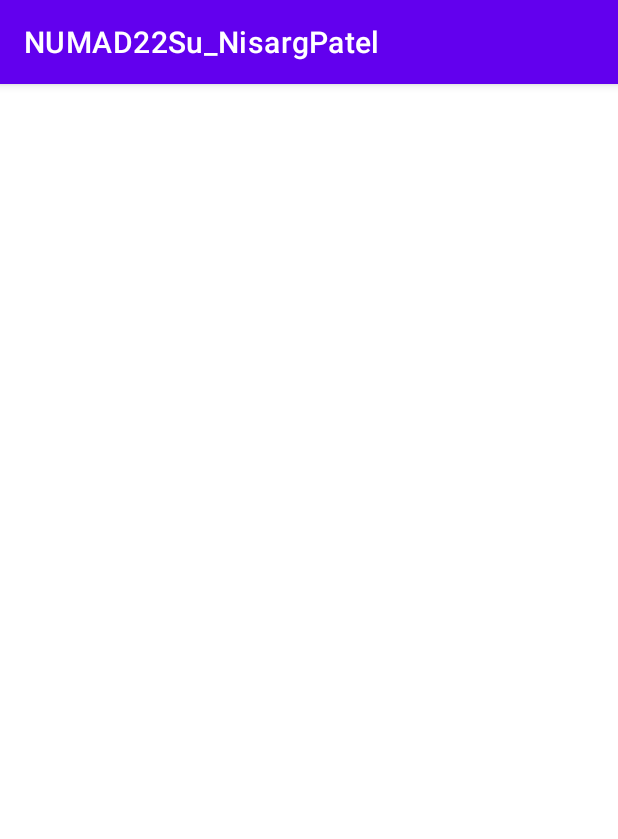
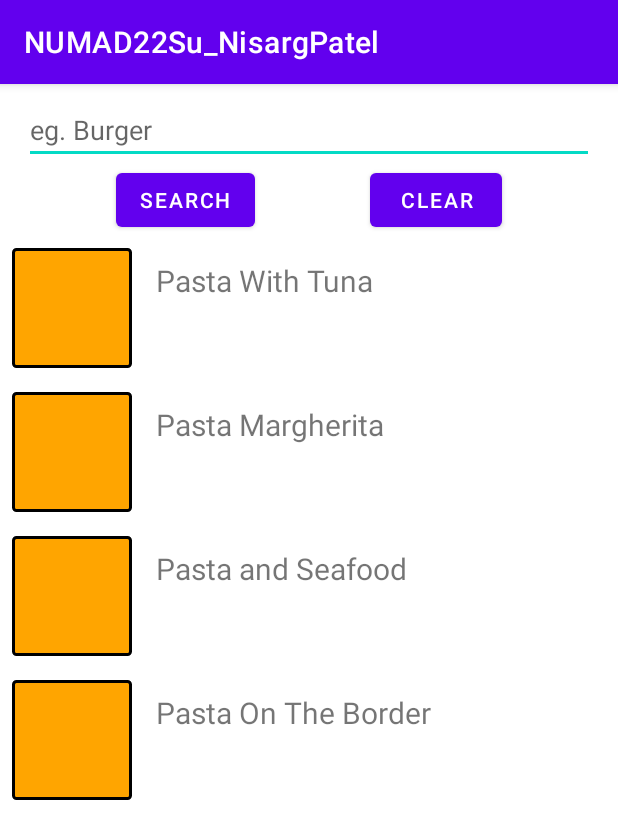
Before and after one commit to Nisarg-Pat/CS5520-Android-Special-Assignments, an Android app: the AtYourService screen opened directly, with no data from a screen before it, on a phone screen of 412 x 824 dp. Shown: the top 839 px of the screen. Run offline under Robolectric (Android 15) with nearby library versions, the phone set to English and light mode, and no system bars.

Commit message:
Week-7: Added RecyclerView for Food Items

```diff
--- a/app/src/main/AndroidManifest.xml
+++ b/app/src/main/AndroidManifest.xml
@@ -1,6 +1,8 @@
 <?xml version="1.0" encoding="utf-8"?>
 <manifest xmlns:android="http://schemas.android.com/apk/res/android"
     package="com.cs5520.assignments.numad22su_nisargpatel">
+
+    <uses-permission android:name="android.permission.INTERNET"/>
 
     <application
         android:allowBackup="true"
--- a/app/src/main/java/com/cs5520/assignments/numad22su_nisargpatel/AtYourService.java
+++ b/app/src/main/java/com/cs5520/assignments/numad22su_nisargpatel/AtYourService.java
@@ -1,14 +1,42 @@
 package com.cs5520.assignments.numad22su_nisargpatel;
 
 import androidx.appcompat.app.AppCompatActivity;
+import androidx.recyclerview.widget.LinearLayoutManager;
+import androidx.recyclerview.widget.RecyclerView;
 
 import android.os.Bundle;
+import android.widget.Button;
+import android.widget.EditText;
+
+import java.util.ArrayList;
+import java.util.List;
 
 public class AtYourService extends AppCompatActivity {
+    EditText aysEditText;
+    RecyclerView aysRecyclerView;
+    Button aysSearch, aysClear;
+
 
     @Override
     protected void onCreate(Bundle savedInstanceState) {
         super.onCreate(savedInstanceState);
         setContentView(R.layout.activity_at_your_service);
+        aysEditText = findViewById(R.id.ays_query_et);
+        aysSearch = findViewById(R.id.ays_search_btn);
+        aysClear = findViewById(R.id.ays_clear_btn);
+        aysRecyclerView = findViewById(R.id.ays_recycler_view);
+
+        aysRecyclerView.setLayoutManager(new LinearLayoutManager(this));
+        aysRecyclerView.setAdapter(new AtYourServiceAdaptor(this, generateFoodItems()));
+    }
+
+    public List<FoodItem> generateFoodItems() {
+        //Temporary List
+        List<FoodItem> foodItemList = new ArrayList<>();
+        foodItemList.add(new FoodItem("654959","Pasta With Tuna","https://spoonacular.com/recipeImages/654959-312x231.jpg"));
+        foodItemList.add(new FoodItem("511728","Pasta Margherita","https://spoonacular.com/recipeImages/511728-312x231.jpg"));
+        foodItemList.add(new FoodItem("654812","Pasta and Seafood","https://spoonacular.com/recipeImages/654812-312x231.jpg"));
+        foodItemList.add(new FoodItem("654857","Pasta On The Border","https://spoonacular.com/recipeImages/654857-312x231.jpg"));
+        return foodItemList;
     }
 }
--- /dev/null
+++ b/app/src/main/java/com/cs5520/assignments/numad22su_nisargpatel/AtYourServiceAdaptor.java
@@ -0,0 +1,138 @@
+package com.cs5520.assignments.numad22su_nisargpatel;
+
+import android.content.Context;
+import android.graphics.Bitmap;
+import android.graphics.BitmapFactory;
+import android.net.Uri;
+import android.os.AsyncTask;
+import android.os.Handler;
+import android.util.Log;
+import android.view.LayoutInflater;
+import android.view.View;
+import android.view.ViewGroup;
+import android.widget.ImageView;
+import android.widget.ProgressBar;
+import android.widget.TextView;
+
+import androidx.annotation.NonNull;
+import androidx.appcompat.content.res.AppCompatResources;
+import androidx.constraintlayout.widget.ConstraintLayout;
+import androidx.recyclerview.widget.RecyclerView;
+
+import java.io.IOException;
+import java.io.InputStream;
+import java.net.MalformedURLException;
+import java.net.URI;
+import java.net.URL;
+import java.util.ArrayList;
+import java.util.List;
+
+public class AtYourServiceAdaptor extends RecyclerView.Adapter<AtYourServiceAdaptor.AtYourServiceViewHolder> {
+
+    List<FoodItem> foodItems;
+    Context context;
+    Handler imageIconHandler = new Handler();
+
+    static class AtYourServiceViewHolder extends RecyclerView.ViewHolder {
+        private ImageView foodItemIcon;
+        private TextView foodItemName;
+
+
+        public AtYourServiceViewHolder(@NonNull View itemView) {
+            super(itemView);
+            foodItemIcon = itemView.findViewById(R.id.food_item_icon);
+            foodItemName = itemView.findViewById(R.id.food_item_name);
+        }
+
+        public void bind(FoodItem foodItem) {
+
+            try {
+                URL url = new URL(foodItem.getImageURL());
+                Bitmap bmp = BitmapFactory.decodeStream(url.openConnection().getInputStream());
+                foodItemIcon.setImageBitmap(bmp);
+            } catch (MalformedURLException e) {
+                //Empty catch
+            } catch (IOException e) {
+                //Empty Catch
+            }
+
+        }
+
+//        private class DownloadImageTask extends concurrent {
+//            ImageView bmImage;
+//
+//            public DownloadImageTask(ImageView bmImage) {
+//                this.bmImage = bmImage;
+//            }
+//
+//            protected Bitmap doInBackground(String... urls) {
+//                String urldisplay = urls[0];
+//                Bitmap mIcon11 = null;
+//                try {
+//                    InputStream in = new java.net.URL(urldisplay).openStream();
+//                    mIcon11 = BitmapFactory.decodeStream(in);
+//                } catch (Exception e) {
+//                    Log.e("Error", e.getMessage());
+//                    e.printStackTrace();
+//                }
+//                return mIcon11;
+//            }
+//
+//            protected void onPostExecute(Bitmap result) {
+//                bmImage.setImageBitmap(result);
+//            }
+//        }
+    }
+
+    public AtYourServiceAdaptor(Context context, List<FoodItem> foodItems) {
+        this.context = context;
+        this.foodItems = foodItems;
+    }
+
+
+    @NonNull
+    @Override
+    public AtYourServiceViewHolder onCreateViewHolder(@NonNull ViewGroup parent, int viewType) {
+        AtYourServiceViewHolder holder = new AtYourServiceViewHolder(LayoutInflater.from(context).inflate(R.layout.at_your_service_recycler_view_item, parent, false));
+        return holder;
+    }
+
+    @Override
+    public void onBindViewHolder(@NonNull AtYourServiceViewHolder holder, int position) {
+        FoodItem item = foodItems.get(position);
+        holder.foodItemName.setText(item.getName());
+        holder.foodItemIcon.setImageDrawable(AppCompatResources.getDrawable(context, R.drawable.button_custom));
+        new Thread(new DownloadImageThread(holder.foodItemIcon, item.getImageURL())).start();
+    }
+
+    class DownloadImageThread implements Runnable {
+
+        ImageView imageView;
+        String url;
+
+        public DownloadImageThread(ImageView imageView, String url) {
+            this.imageView = imageView;
+            this.url = url;
+        }
+
+        @Override
+        public void run() {
+            try {
+                InputStream in = new java.net.URL(url).openStream();
+                Bitmap icon = BitmapFactory.decodeStream(in);
+                imageIconHandler.post(() -> {
+                    imageView.setImageBitmap(icon);
+                });
+            } catch (Exception e) {
+                imageIconHandler.post(() -> {
+                    imageView.setImageDrawable(AppCompatResources.getDrawable(context, R.drawable.button_custom));
+                });
+            }
+        }
+    }
+
+    @Override
+    public int getItemCount() {
+        return foodItems.size();
+    }
+}
--- /dev/null
+++ b/app/src/main/java/com/cs5520/assignments/numad22su_nisargpatel/FoodItem.java
@@ -0,0 +1,25 @@
+package com.cs5520.assignments.numad22su_nisargpatel;
+
+public class FoodItem {
+    private final String id;
+    private final String name;
+    private final String imageURL;
+
+    public FoodItem(String id, String name, String imageURL) {
+        this.id = id;
+        this.name = name;
+        this.imageURL = imageURL;
+    }
+
+    public String getId() {
+        return id;
+    }
+
+    public String getName() {
+        return name;
+    }
+
+    public String getImageURL() {
+        return imageURL;
+    }
+}
--- a/app/src/main/res/layout/activity_at_your_service.xml
+++ b/app/src/main/res/layout/activity_at_your_service.xml
@@ -6,4 +6,43 @@
     android:layout_height="match_parent"
     tools:context=".AtYourService">
 
+    <EditText
+        android:id="@+id/ays_query_et"
+        android:layout_width="match_parent"
+        android:layout_height="wrap_content"
+        android:layout_marginTop="@dimen/margin_mid"
+        android:layout_marginStart="@dimen/margin_lg"
+        android:layout_marginEnd="@dimen/margin_lg"
+        android:hint="@string/ays_et_hint"
+        app:layout_constraintTop_toTopOf="parent"
+        app:layout_constraintStart_toStartOf="parent"
+        app:layout_constraintEnd_toEndOf="parent"/>
+
+    <Button
+        android:id="@+id/ays_search_btn"
+        android:layout_width="wrap_content"
+        android:layout_height="wrap_content"
+        android:text="@string/ays_search_str"
+        app:layout_constraintTop_toBottomOf="@+id/ays_query_et"
+        app:layout_constraintStart_toStartOf="parent"
+        app:layout_constraintEnd_toStartOf="@id/ays_clear_btn"/>
+
+    <Button
+        android:id="@+id/ays_clear_btn"
+        android:layout_width="wrap_content"
+        android:layout_height="wrap_content"
+        android:text="@string/ays_clear_btn_str"
+        app:layout_constraintTop_toBottomOf="@id/ays_query_et"
+        app:layout_constraintStart_toEndOf="@id/ays_search_btn"
+        app:layout_constraintEnd_toEndOf="parent"/>
+
+    <androidx.recyclerview.widget.RecyclerView
+        android:id="@+id/ays_recycler_view"
+        android:layout_width="match_parent"
+        android:layout_height="@dimen/fit_constraint"
+        app:layout_constraintStart_toStartOf="parent"
+        app:layout_constraintEnd_toEndOf="parent"
+        app:layout_constraintTop_toBottomOf="@id/ays_search_btn"
+        app:layout_constraintBottom_toBottomOf="parent"/>
+
 </androidx.constraintlayout.widget.ConstraintLayout>
--- /dev/null
+++ b/app/src/main/res/layout/at_your_service_recycler_view_item.xml
@@ -0,0 +1,30 @@
+<?xml version="1.0" encoding="utf-8"?>
+<androidx.constraintlayout.widget.ConstraintLayout xmlns:android="http://schemas.android.com/apk/res/android"
+    xmlns:app="http://schemas.android.com/apk/res-auto"
+    xmlns:tools="http://schemas.android.com/tools"
+    android:layout_width="match_parent"
+    android:layout_height="wrap_content"
+    android:padding="@dimen/padding_mid">
+
+    <ImageView
+        android:id="@+id/food_item_icon"
+        android:layout_width="@dimen/at_your_service_image_icon_dimen"
+        android:layout_height="@dimen/at_your_service_image_icon_dimen"
+        app:layout_constraintStart_toStartOf="parent"
+        app:layout_constraintTop_toTopOf="parent"
+        tools:src="@drawable/button_custom" />
+
+    <TextView
+        android:id="@+id/food_item_name"
+        android:layout_width="@dimen/fit_constraint"
+        android:layout_height="match_parent"
+        android:layout_marginStart="@dimen/margin_lg"
+        android:layout_marginTop="@dimen/margin_mid"
+        android:textSize="20sp"
+        app:layout_constraintStart_toEndOf="@id/food_item_icon"
+        app:layout_constraintTop_toTopOf="parent"
+        app:layout_constraintEnd_toEndOf="parent"
+        tools:text="Burger" />
+
+
+</androidx.constraintlayout.widget.ConstraintLayout>
--- a/app/src/main/res/values/dimensions.xml
+++ b/app/src/main/res/values/dimensions.xml
@@ -11,4 +11,6 @@
     <dimen name="generator_icon_width">60dp</dimen>
 
     <dimen name="right_button_dimen">36dp</dimen>
+
+    <dimen name="at_your_service_image_icon_dimen">80dp</dimen>
 </resources>
--- a/app/src/main/res/values/strings.xml
+++ b/app/src/main/res/values/strings.xml
@@ -9,4 +9,7 @@
     <string name="buy">Buy</string>
     <string name="at_your_service">A7 At Your Service</string>
     <string name="adcap_clone">AdCap Clone</string>
+    <string name="ays_et_hint">eg. Burger</string>
+    <string name="ays_search_str">Search</string>
+    <string name="ays_clear_btn_str">Clear</string>
 </resources>
```
Also changed, not shown: app/src/main/java/com/cs5520/assignments/numad22su_nisargpatel/temp.json (added, +67 -0 lines).
